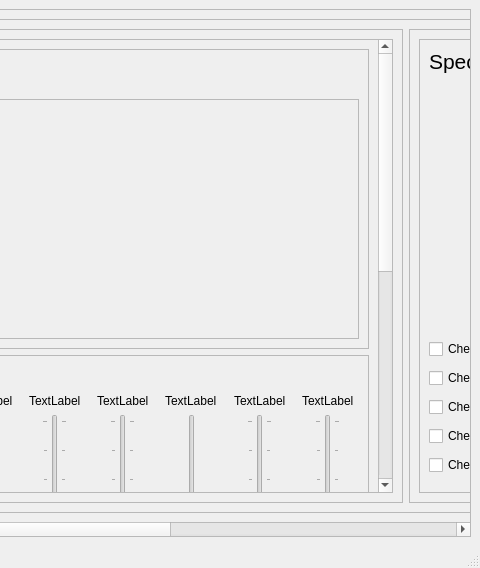
Above: main.ui from AmiraOmar99/DSP-Equalizer before the change; both pictures show x 376 to 856 and y 0 to 568 of the 856 by 568 pixel window. Below: the same form after it.
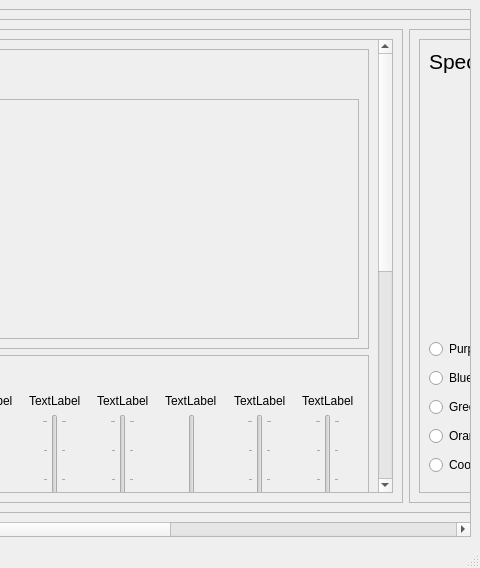
That is the form after the change.

```diff
--- a/main.ui
+++ b/main.ui
@@ -23,10 +23,10 @@
       <widget class="QWidget" name="scrollAreaWidgetContents">
        <property name="geometry">
         <rect>
-         <x>-428</x>
+         <x>-458</x>
          <y>0</y>
-         <width>1303</width>
-         <height>472</height>
+         <width>1294</width>
+         <height>490</height>
         </rect>
        </property>
        <layout class="QVBoxLayout" name="verticalLayout_2">
@@ -605,9 +605,9 @@
                  <property name="geometry">
                   <rect>
                    <x>0</x>
-                   <y>-28</y>
-                   <width>453</width>
-                   <height>428</height>
+                   <y>0</y>
+                   <width>478</width>
+                   <height>430</height>
                   </rect>
                  </property>
                  <layout class="QVBoxLayout" name="verticalLayout_22">
@@ -644,37 +644,37 @@
                     <item>
                      <layout class="QVBoxLayout" name="verticalLayout_21">
                       <item>
-                       <widget class="QCheckBox" name="checkBox_1">
+                       <widget class="QRadioButton" name="radioButton1">
                         <property name="text">
-                         <string>CheckBox</string>
+                         <string>Purples</string>
                         </property>
                        </widget>
                       </item>
                       <item>
-                       <widget class="QCheckBox" name="checkBox_2">
+                       <widget class="QRadioButton" name="radioButton2">
                         <property name="text">
-                         <string>CheckBox</string>
+                         <string>Blues</string>
                         </property>
                        </widget>
                       </item>
                       <item>
-                       <widget class="QCheckBox" name="checkBox_3">
+                       <widget class="QRadioButton" name="radioButton3">
                         <property name="text">
-                         <string>CheckBox</string>
+                         <string>Greens</string>
                         </property>
                        </widget>
                       </item>
                       <item>
-                       <widget class="QCheckBox" name="checkBox_4">
+                       <widget class="QRadioButton" name="radioButton4">
                         <property name="text">
-                         <string>CheckBox</string>
+                         <string>Oranges</string>
                         </property>
                        </widget>
                       </item>
                       <item>
-                       <widget class="QCheckBox" name="checkBox_5">
+                       <widget class="QRadioButton" name="radioButton5">
                         <property name="text">
-                         <string>CheckBox</string>
+                         <string>Cool</string>
                         </property>
                        </widget>
                       </item>
```
Left out of the diff: 6 changed lines with no effect on the pictures.
